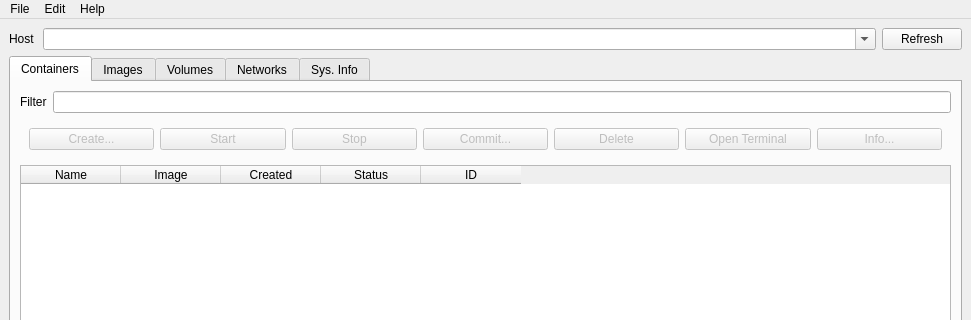
Above: mainwindow.ui from sujiwo/QtDocker before the change; both pictures show x 0 to 971 and y 0 to 320 of the 971 by 658 pixel window. Below: the same form after it.
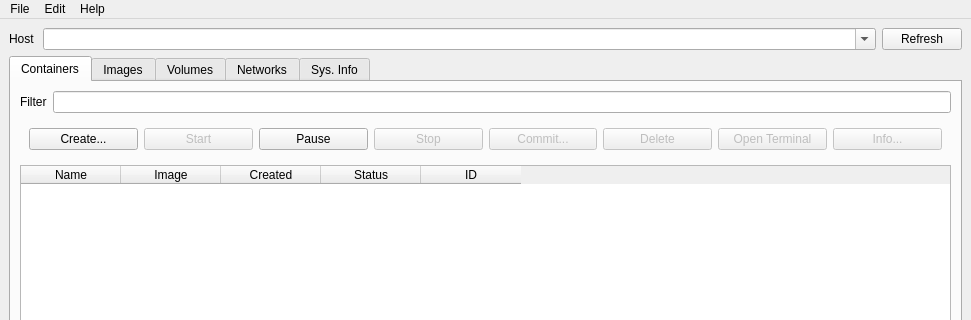
That is the form after the change. The open tabs and pages were chosen to show the change. Icons and pictures are not drawn.

Diff of the .ui file:
```diff
--- a/mainwindow.ui
+++ b/mainwindow.ui
@@ -111,7 +111,7 @@
              <item>
               <widget class="QPushButton" name="createContainerBtn">
                <property name="enabled">
-                <bool>false</bool>
+                <bool>true</bool>
                </property>
                <property name="text">
                 <string>Create...</string>
@@ -139,6 +139,19 @@
                </property>
               </widget>
              </item>
+             <item>
+              <widget class="QPushButton" name="pushButton_7">
+               <property name="text">
+                <string>Pause</string>
+               </property>
+               <property name="icon">
+                <iconset theme="media-playback-pause"/>
+               </property>
+               <property name="checkable">
+                <bool>true</bool>
+               </property>
+              </widget>
+             </item>
              <item>
               <widget class="QPushButton" name="stopContainerBtn">
                <property name="enabled">
```
Left out of the diff: 2 changed lines with no effect on the pictures.
